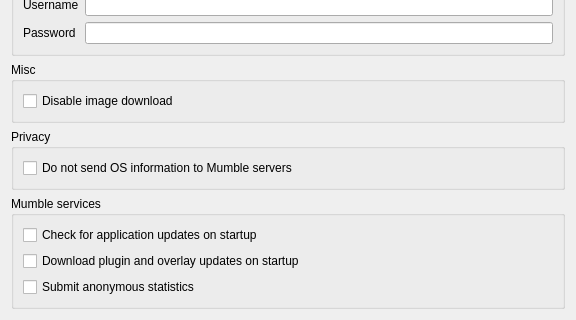
First picture: the form in src/mumble/NetworkConfig.ui, repository mumble-voip/mumble, before the edit; both pictures show x 0 to 576 and y 273 to 593 of the 576 by 593 pixel window.
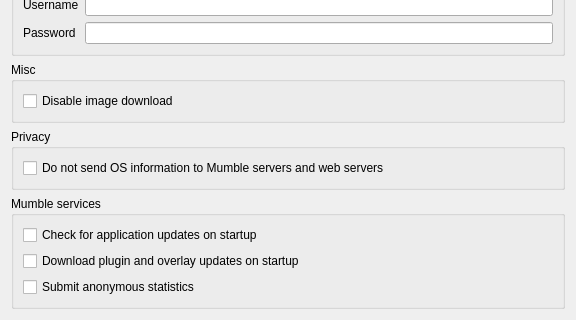
Second picture: the form after the edit. Custom widgets are drawn as their Qt base class.

Commit message: Do not include OS in HTTP user agent depending on privacy setting

Patch:
```diff
--- a/src/mumble/NetworkConfig.ui
+++ b/src/mumble/NetworkConfig.ui
@@ -311,7 +311,7 @@
 Prevents the client from sending potentially identifying information about the operating system to the server.</string>
         </property>
         <property name="text">
-         <string>Do not send OS information to Mumble servers</string>
+         <string>Do not send OS information to Mumble servers and web servers</string>
         </property>
        </widget>
       </item>
```
Left out of the diff: 6 changed lines with no effect on the pictures. The commit also changes 1 other file.
